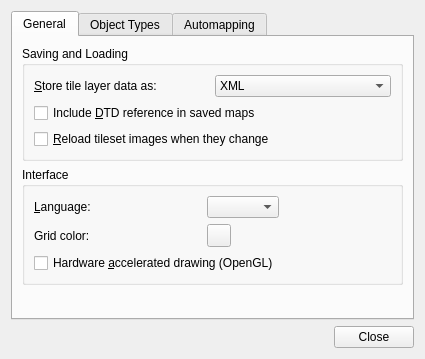
Qt form src/tiled/preferencesdialog.ui (mapeditor/tiled) before a commit.
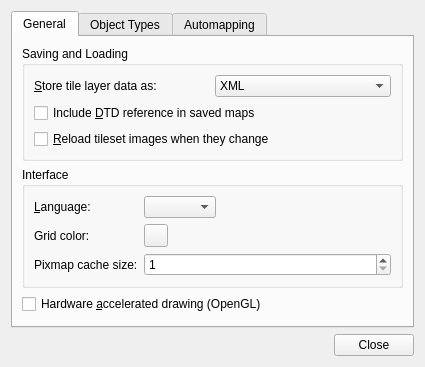
The same form after that commit. Icons and pictures are not drawn. Custom widgets are drawn as their Qt base class.

Diff of the .ui file:
```diff
--- a/src/tiled/preferencesdialog.ui
+++ b/src/tiled/preferencesdialog.ui
@@ -7,7 +7,7 @@
     <x>0</x>
     <y>0</y>
     <width>462</width>
-    <height>392</height>
+    <height>405</height>
    </rect>
   </property>
   <property name="windowTitle">
@@ -98,13 +98,6 @@
           <string>Interface</string>
          </property>
          <layout class="QGridLayout" name="gridLayout_2">
-          <item row="3" column="0" colspan="4">
-           <widget class="QCheckBox" name="openGL">
-            <property name="text">
-             <string>Hardware &amp;accelerated drawing (OpenGL)</string>
-            </property>
-           </widget>
-          </item>
           <item row="0" column="0">
            <widget class="QLabel" name="label_2">
             <property name="text">
@@ -141,9 +134,33 @@
           <item row="0" column="3">
            <widget class="QComboBox" name="languageCombo"/>
           </item>
+          <item row="4" column="3" colspan="2">
+           <widget class="QSpinBox" name="pixmapCacheSize">
+            <property name="minimum">
+             <number>1</number>
+            </property>
+            <property name="maximum">
+             <number>2147483647</number>
+            </property>
+           </widget>
+          </item>
+          <item row="4" column="0">
+           <widget class="QLabel" name="label_4">
+            <property name="text">
+             <string>Pixmap cache size:</string>
+            </property>
+           </widget>
+          </item>
          </layout>
         </widget>
        </item>
+       <item>
+        <widget class="QCheckBox" name="openGL">
+         <property name="text">
+          <string>Hardware &amp;accelerated drawing (OpenGL)</string>
+         </property>
+        </widget>
+       </item>
        <item>
         <spacer name="verticalSpacer">
          <property name="orientation">
```
Left out of the diff: 10 changed lines with no effect on the pictures.
